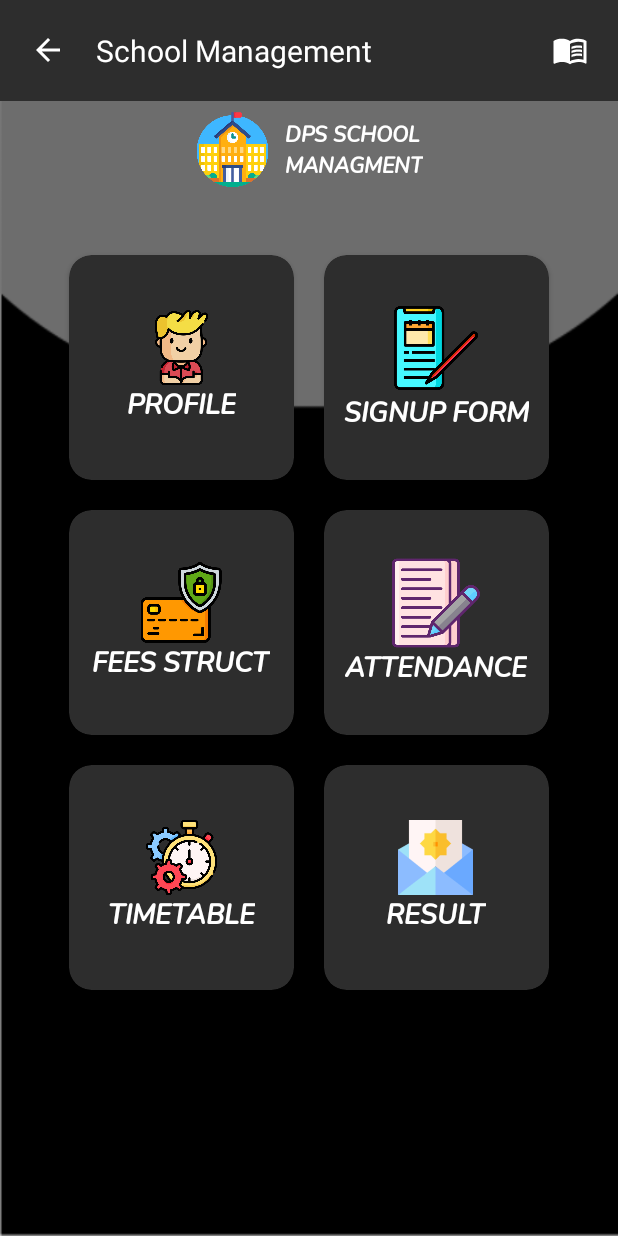
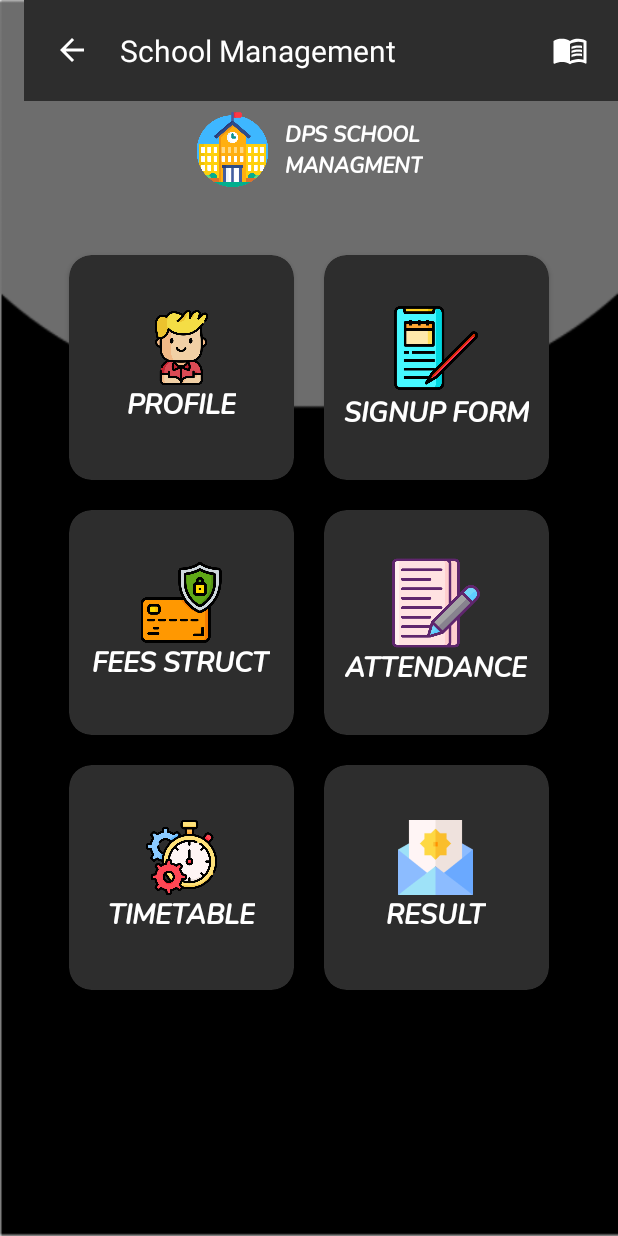
Before and after one commit to RushaliKashyap/DPS, an Android app: the screen it shows after launch (MainActivity), on a phone screen of 412 x 824 dp. Run offline under Robolectric (Android 15) with nearby library versions, the phone set to English and light mode, and no system bars; 1 statement that could not run was skipped.

Commit message:
new main activity updated

```diff
--- a/app/src/main/res/layout/activity_main.xml
+++ b/app/src/main/res/layout/activity_main.xml
@@ -6,8 +6,55 @@
     android:layout_height="match_parent"
     android:background="@drawable/black"
     tools:context=".MainActivity">
-    <include layout="@layout/toolbar"
-        android:id="@+id/toolbar"/>
+<androidx.appcompat.widget.Toolbar
+    android:layout_width="match_parent"
+    android:layout_height="wrap_content">
+    <?xml version="1.0" encoding="utf-8"?>
+    <RelativeLayout xmlns:android="http://schemas.android.com/apk/res/android"
+        android:layout_width="match_parent"
+        android:layout_height="wrap_content"
+        android:background="#2D2D2D">
+
+
+        <RelativeLayout
+            android:layout_width="match_parent"
+            android:layout_height="wrap_content"
+            android:padding="20dp">
+
+            <ImageView
+                android:id="@+id/leftIcon"
+                android:layout_width="wrap_content"
+                android:layout_height="wrap_content"
+                android:src="@drawable/ic_baseline_arrow_back_24"
+                android:layout_centerVertical="true"/>
+
+            <TextView
+                android:layout_width="wrap_content"
+                android:layout_height="wrap_content"
+                android:layout_marginStart="20dp"
+                android:layout_marginLeft="20dp"
+                android:layout_toEndOf="@+id/leftIcon"
+                android:layout_toRightOf="@+id/leftIcon"
+                android:text="School Management"
+                android:textSize="20dp"
+                android:id="@+id/title"
+                android:textColor="#ffffff"
+                android:layout_centerVertical="true"/>
+            <ImageView
+                android:id="@+id/rightIcon"
+                android:layout_width="wrap_content"
+                android:layout_height="wrap_content"
+                android:layout_alignParentEnd="true"
+                android:src="@drawable/ic_baseline_menu_book_24"
+                android:layout_alignParentRight="true"
+                android:layout_centerVertical="true"/>
+        </RelativeLayout>
+
+    </RelativeLayout>
+
+</androidx.appcompat.widget.Toolbar>
+
+
 
     <LinearLayout
         android:id="@+id/linear1"
```
